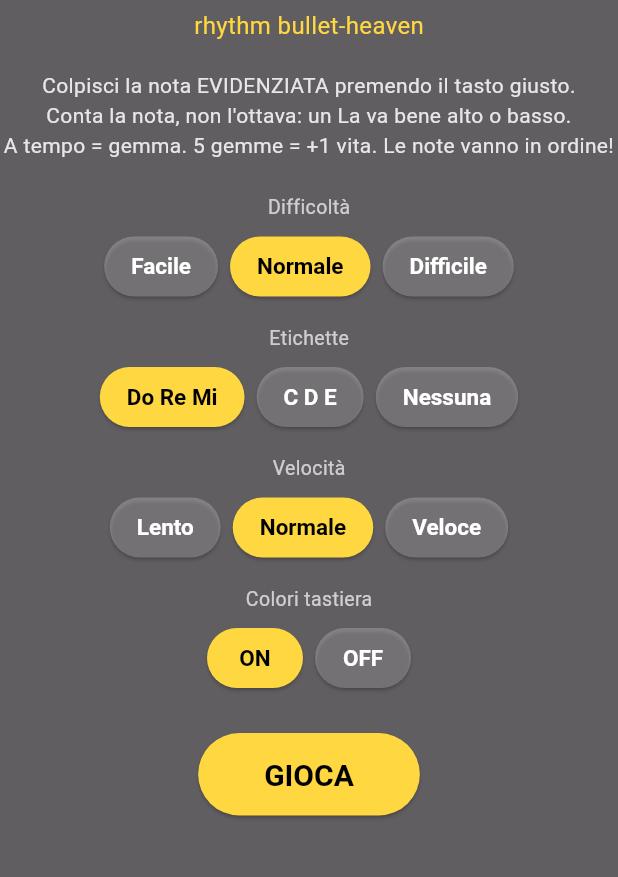
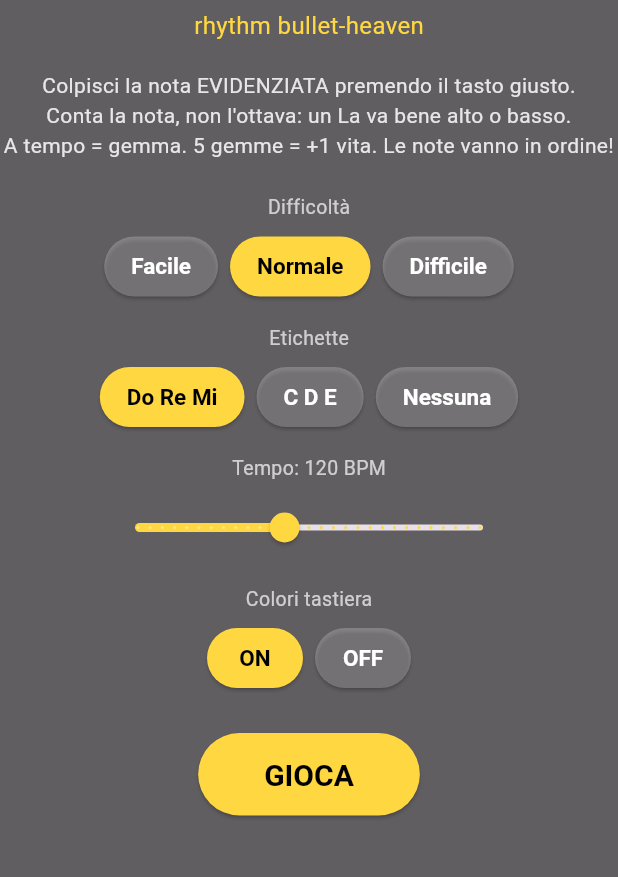
Before and after one commit to ianes1978/Battle-Hymn, a Flutter app: the MenuOverlay widget shown alone on an empty page, opened directly with empty values, on a phone screen of 412 x 824 dp, the part 260-1137 px from its top. Run offline on Flutter 3.47's test engine with Material 3 defaults, Android fonts, the phone set to English and light mode, and no system bars; our stand-ins replace audioplayers, path_drawing; missing offline and left inert: flame.

Commit message:
Tempo come slider in BPM
Sostituiti i pulsanti Lento/Normale/Veloce con uno slider 60-200 BPM
(120 = normale). speed derivato da bpm/120.

Co-Authored-By: Claude Opus 4.8 <noreply@anthropic.com>
Claude-Session: https://claude.ai/code/session_01E6evGijAovevQpyazuouZp

```diff
--- a/lib/game/settings.dart
+++ b/lib/game/settings.dart
@@ -22,9 +22,12 @@ class GameSettings {
   /// (note e nemici restano comunque colorati).
   bool keyboardColors = true;
 
-  /// Moltiplicatore di velocità/tempo scelto prima della partita.
-  /// < 1 rallenta (più facile), > 1 accelera. 1.0 = normale.
-  double speed = 1.0;
+  /// Tempo del gioco in BPM (beat al minuto): regola arrivo note e spawn.
+  /// 120 BPM = velocità "normale".
+  double bpm = 120;
+
+  /// Moltiplicatore di velocità derivato dal BPM (120 BPM = 1.0x).
+  double get speed => bpm / 120.0;
 
   /// Preset di difficoltà (regola danno, ritmo, finestre, vite iniziali...).
   Difficulty difficulty = Difficulty.normale;
--- a/lib/ui/menu_overlay.dart
+++ b/lib/ui/menu_overlay.dart
@@ -73,17 +73,19 @@ class _MenuOverlayState extends State<MenuOverlay> {
             ),
             const SizedBox(height: 14),
 
-            // --- Opzione: velocità / tempo ---
-            _label('Velocità'),
-            _segment<double>(
-              current: settings.speed,
-              // niente 'const': le chiavi double non hanno primitive equality.
-              options: {
-                0.6: 'Lento',
-                1.0: 'Normale',
-                1.4: 'Veloce',
-              },
-              onSelect: (v) => setState(() => settings.speed = v),
+            // --- Opzione: tempo (slider BPM) ---
+            _label('Tempo: ${settings.bpm.round()} BPM'),
+            SizedBox(
+              width: 280,
+              child: Slider(
+                value: settings.bpm,
+                min: 60,
+                max: 200,
+                divisions: 28, // passo di 5 BPM
+                label: '${settings.bpm.round()} BPM',
+                activeColor: Colors.amberAccent,
+                onChanged: (v) => setState(() => settings.bpm = v),
+              ),
             ),
             const SizedBox(height: 14),
 
```
Also changed, not shown: 1 other file.
